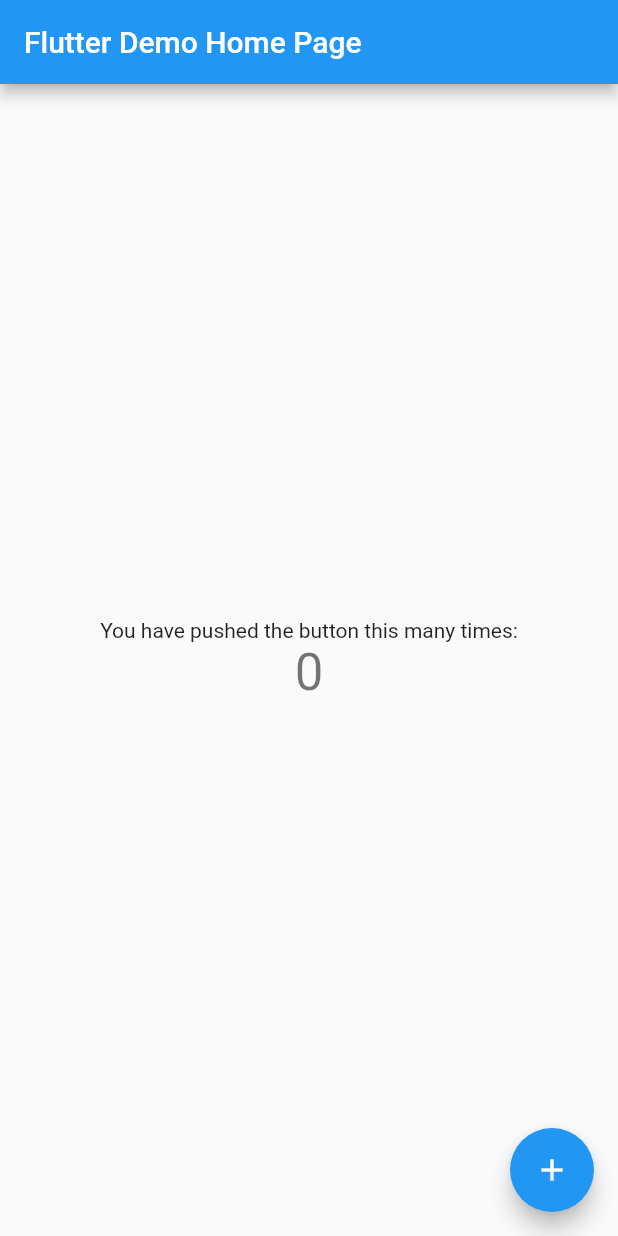
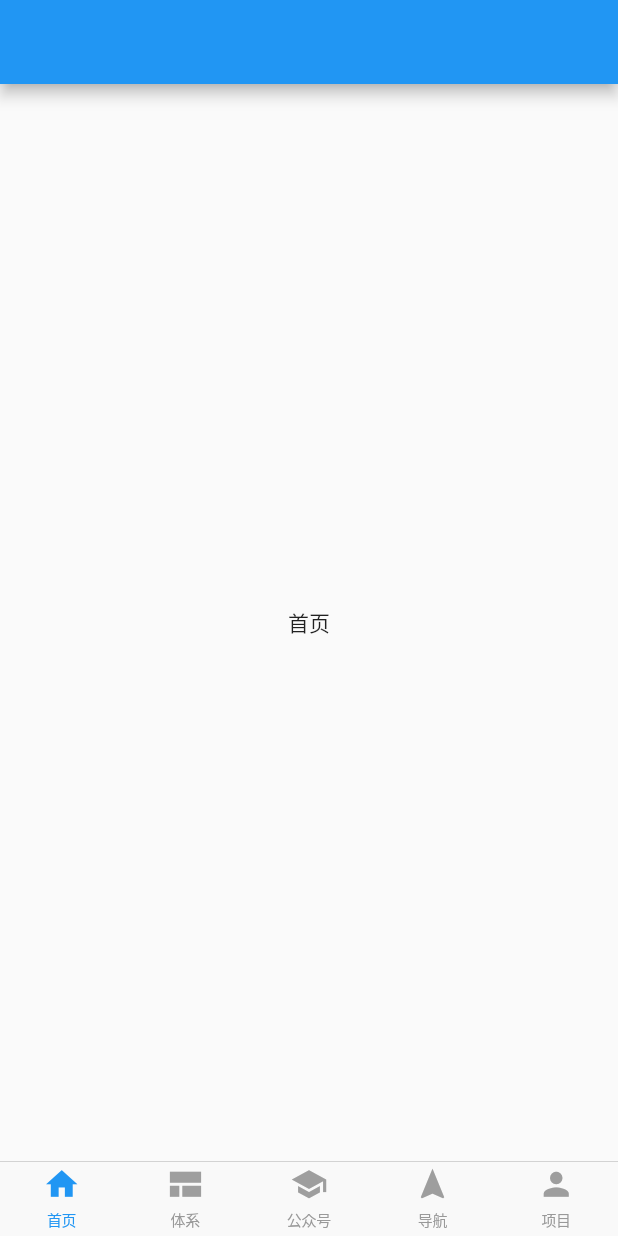
Before and after one commit to itxiaoshuai/flutter_base, a Flutter app: the screen it shows after launch, on a phone screen of 412 x 824 dp. Run offline on Flutter 3.47's test engine with Material 2 defaults, Android fonts, the phone set to English and light mode, and no system bars.

Commit message:
底部导航切换展示

```diff
--- /dev/null
+++ b/lib/architecture/architecture_page.dart
@@ -0,0 +1,16 @@
+import 'package:flutter/material.dart';
+
+class ArchitecturePage extends StatefulWidget {
+  @override
+  _ArchitecturePageState createState() => _ArchitecturePageState();
+}
+
+class _ArchitecturePageState extends State<ArchitecturePage>{
+  @override
+  Widget build(BuildContext context) {
+    return Scaffold(
+      appBar: AppBar(),
+      body: Center(child: Text('体系'),),
+    );
+  }
+}
--- /dev/null
+++ b/lib/home/home_page.dart
@@ -0,0 +1,17 @@
+import 'package:flutter/material.dart';
+
+class HomePage extends StatefulWidget {
+  @override
+  _HomePageState createState() => _HomePageState();
+}
+
+class _HomePageState extends State<HomePage>{
+  @override
+  Widget build(BuildContext context) {
+    // TODO: implement build
+    return Scaffold(
+      appBar: AppBar(),
+      body: Center(child: Text('首页'),),
+    );
+  }
+}
--- a/lib/main.dart
+++ b/lib/main.dart
@@ -1,4 +1,10 @@
+import 'package:flutter/cupertino.dart';
 import 'package:flutter/material.dart';
+import 'home/home_page.dart';
+import 'architecture/architecture_page.dart';
+import 'publice/public_page.dart';
+import 'navigation/navigation_page.dart';
+import 'project/project_page.dart';
 
 void main() => runApp(MyApp());
 
@@ -9,103 +15,114 @@ class MyApp extends StatelessWidget {
     return MaterialApp(
       title: 'Flutter Demo',
       theme: ThemeData(
-        // This is the theme of your application.
-        //
-        // Try running your application with "flutter run". You'll see the
-        // application has a blue toolbar. Then, without quitting the app, try
-        // changing the primarySwatch below to Colors.green and then invoke
-        // "hot reload" (press "r" in the console where you ran "flutter run",
-        // or simply save your changes to "hot reload" in a Flutter IDE).
-        // Notice that the counter didn't reset back to zero; the application
-        // is not restarted.
         primarySwatch: Colors.blue,
       ),
-      home: MyHomePage(title: 'Flutter Demo Home Page'),
+      home: MainPage(),
     );
   }
 }
 
-class MyHomePage extends StatefulWidget {
-  MyHomePage({Key key, this.title}) : super(key: key);
-
-  // This widget is the home page of your application. It is stateful, meaning
-  // that it has a State object (defined below) that contains fields that affect
-  // how it looks.
-
-  // This class is the configuration for the state. It holds the values (in this
-  // case the title) provided by the parent (in this case the App widget) and
-  // used by the build method of the State. Fields in a Widget subclass are
-  // always marked "final".
-
-  final String title;
-
+class MainPage extends StatefulWidget {
   @override
-  _MyHomePageState createState() => _MyHomePageState();
+  _MainPageState createState() => _MainPageState();
 }
 
-class _MyHomePageState extends State<MyHomePage> {
-  int _counter = 0;
+class _MainPageState extends State<MainPage> {
+  int _tabIndex = 0;
 
-  void _incrementCounter() {
-    setState(() {
-      // This call to setState tells the Flutter framework that something has
-      // changed in this State, which causes it to rerun the build method below
-      // so that the display can reflect the updated values. If we changed
-      // _counter without calling setState(), then the build method would not be
-      // called again, and so nothing would appear to happen.
-      _counter++;
-    });
-  }
+  //初始化图标资源
+  List<Icon> _tabSelectedImages = [
+    Icon(
+      Icons.home,
+      size: 25.0,
+      color: Colors.blue,
+    ),
+    Icon(
+      Icons.view_comfy,
+      size: 25.0,
+      color: Colors.blue,
+    ),
+    Icon(
+      Icons.school,
+      size: 25.0,
+      color: Colors.blue,
+    ),
+    Icon(
+      Icons.navigation,
+      size: 25.0,
+      color: Colors.blue,
+    ),
+    Icon(
+      Icons.person,
+      size: 25.0,
+      color: Colors.blue,
+    ),
+  ];
+  List<Icon> _tabImages = [
+    Icon(
+      Icons.home,
+      size: 25.0,
+      color: Colors.grey,
+    ),
+    Icon(
+      Icons.view_comfy,
+      size: 25.0,
+      color: Colors.grey,
+    ),
+    Icon(
+      Icons.school,
+      size: 25.0,
+      color: Colors.grey,
+    ),
+    Icon(
+      Icons.navigation,
+      size: 25.0,
+      color: Colors.grey,
+    ),
+    Icon(
+      Icons.person,
+      size: 25.0,
+      color: Colors.grey,
+    ),
+  ];
 
   @override
   Widget build(BuildContext context) {
-    // This method is rerun every time setState is called, for instance as done
-    // by the _incrementCounter method above.
-    //
-    // The Flutter framework has been optimized to make rerunning build methods
-    // fast, so that you can just rebuild anything that needs updating rather
-    // than having to individually change instances of widgets.
     return Scaffold(
-      appBar: AppBar(
-        // Here we take the value from the MyHomePage object that was created by
-        // the App.build method, and use it to set our appbar title.
-        title: Text(widget.title),
+      body: new IndexedStack(
+        children: <Widget>[
+          HomePage(), //首页
+          ArchitecturePage(), //体系
+          PublicPage(), //公众号
+          NavigationPage(), //导航
+          ProjectPage(), //项目
+        ],
+        index: _tabIndex,
       ),
-      body: Center(
-        // Center is a layout widget. It takes a single child and positions it
-        // in the middle of the parent.
-        child: Column(
-          // Column is also layout widget. It takes a list of children and
-          // arranges them vertically. By default, it sizes itself to fit its
-          // children horizontally, and tries to be as tall as its parent.
-          //
-          // Invoke "debug painting" (press "p" in the console, choose the
-          // "Toggle Debug Paint" action from the Flutter Inspector in Android
-          // Studio, or the "Toggle Debug Paint" command in Visual Studio Code)
-          // to see the wireframe for each widget.
-          //
-          // Column has various properties to control how it sizes itself and
-          // how it positions its children. Here we use mainAxisAlignment to
-          // center the children vertically; the main axis here is the vertical
-          // axis because Columns are vertical (the cross axis would be
-          // horizontal).
-          mainAxisAlignment: MainAxisAlignment.center,
-          children: <Widget>[
-            Text(
-              'You have pushed the button this many times:',
-            ),
-            Text(
-              '$_counter',
-              style: Theme.of(context).textTheme.display1,
-            ),
-          ],
-        ),
+
+      bottomNavigationBar: CupertinoTabBar(
+        items: <BottomNavigationBarItem>[
+          BottomNavigationBarItem(icon: getTabIcon(0), title: new Text('首页')),
+          BottomNavigationBarItem(icon: getTabIcon(1), title: new Text('体系')),
+          BottomNavigationBarItem(icon: getTabIcon(2), title: new Text('公众号')),
+          BottomNavigationBarItem(icon: getTabIcon(3), title: new Text('导航')),
+          BottomNavigationBarItem(icon: getTabIcon(4), title: new Text('项目')),
+        ],
+        currentIndex: _tabIndex,
+        onTap: (index) {
+          setState(() {
+            _tabIndex = index;
+          });
+        },
       ),
-      floatingActionButton: FloatingActionButton(
-        onPressed: _incrementCounter,
-        tooltip: 'Increment',
-        child: Icon(Icons.add),
-      ), // This trailing comma makes auto-formatting nicer for build methods.
     );
   }
+
+  Icon getTabIcon(int index) {
+    if (index == _tabIndex) {
+      return _tabSelectedImages[index];
+    } else {
+      return _tabImages[index];
+    }
+  }
 }
--- /dev/null
+++ b/lib/navigation/navigation_page.dart
@@ -0,0 +1,16 @@
+import 'package:flutter/material.dart';
+
+class NavigationPage extends StatefulWidget {
+  @override
+  _NavigationPageState createState() => _NavigationPageState();
+}
+
+class _NavigationPageState extends State<NavigationPage>{
+  @override
+  Widget build(BuildContext context) {
+    return Scaffold(
+      appBar: AppBar(),
+      body: Center(child: Text('导航'),),
+    );
+  }
+}
--- /dev/null
+++ b/lib/project/project_page.dart
@@ -0,0 +1,16 @@
+import 'package:flutter/material.dart';
+
+class ProjectPage extends StatefulWidget {
+  @override
+  _ProjectPageState createState() => _ProjectPageState();
+}
+
+class _ProjectPageState extends State<ProjectPage>{
+  @override
+  Widget build(BuildContext context) {
+    return Scaffold(
+      appBar: AppBar(),
+      body: Center(child: Text('项目'),),
+    );
+  }
+}
--- /dev/null
+++ b/lib/publice/public_page.dart
@@ -0,0 +1,16 @@
+import 'package:flutter/material.dart';
+
+class PublicPage extends StatefulWidget {
+  @override
+  _PublicState createState() => _PublicState();
+}
+
+class _PublicState extends State<PublicPage>{
+  @override
+  Widget build(BuildContext context) {
+    return Scaffold(
+      appBar: AppBar(),
+      body: Center(child: Text('公众号'),),
+    );
+  }
+}
```
